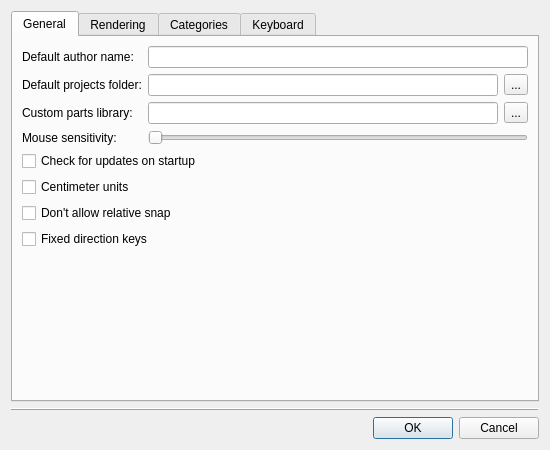
Qt form qt/lc_qpreferencesdialog.ui (ldraw-linux/leocad) before a commit.
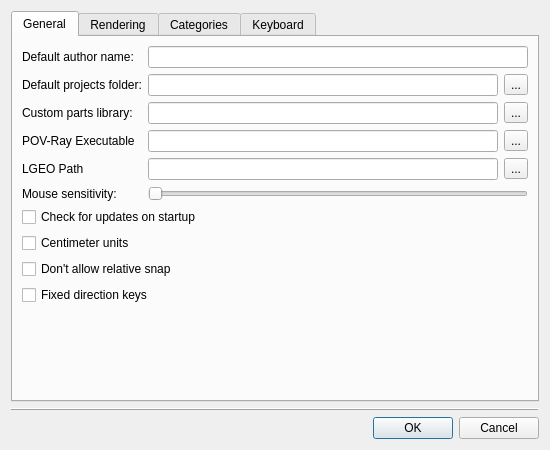
The same form after that commit.

Commit message: Added povray options to the preferences dialog.

What changed in the file:
```diff
--- a/qt/lc_qpreferencesdialog.ui
+++ b/qt/lc_qpreferencesdialog.ui
@@ -44,7 +44,7 @@
          </property>
         </widget>
        </item>
-       <item row="5" column="0">
+       <item row="7" column="0">
         <widget class="QLabel" name="label_6">
          <property name="text">
           <string>Mouse sensitivity:</string>
@@ -54,7 +54,7 @@
          </property>
         </widget>
        </item>
-       <item row="5" column="1">
+       <item row="7" column="1">
         <widget class="QSlider" name="mouseSensitivity">
          <property name="minimum">
           <number>1</number>
@@ -70,28 +70,28 @@
          </property>
         </widget>
        </item>
-       <item row="7" column="0" colspan="2">
+       <item row="9" column="0" colspan="2">
         <widget class="QCheckBox" name="checkForUpdates">
          <property name="text">
           <string>Check for updates on startup</string>
          </property>
         </widget>
        </item>
-       <item row="8" column="0" colspan="2">
+       <item row="10" column="0" colspan="2">
         <widget class="QCheckBox" name="centimeterUnits">
          <property name="text">
           <string>Centimeter units</string>
          </property>
         </widget>
        </item>
-       <item row="9" column="0" colspan="2">
+       <item row="11" column="0" colspan="2">
         <widget class="QCheckBox" name="noRelativeSnap">
          <property name="text">
           <string>Don't allow relative snap</string>
          </property>
         </widget>
        </item>
-       <item row="10" column="0" colspan="2">
+       <item row="12" column="0" colspan="2">
         <widget class="QCheckBox" name="fixedDirectionKeys">
          <property name="text">
           <string>Fixed direction keys</string>
@@ -139,6 +139,48 @@
        <item row="0" column="1">
         <widget class="QLineEdit" name="authorName"/>
        </item>
+       <item row="5" column="0">
+        <widget class="QLabel" name="label_8">
+         <property name="text">
+          <string>POV-Ray Executable</string>
+         </property>
+        </widget>
+       </item>
+       <item row="6" column="0">
+        <widget class="QLabel" name="label_9">
+         <property name="text">
+          <string>LGEO Path</string>
+         </property>
+        </widget>
+       </item>
+       <item row="5" column="1">
+        <layout class="QHBoxLayout" name="horizontalLayout_8">
+         <item>
+          <widget class="QLineEdit" name="povrayExecutable"/>
+         </item>
+         <item>
+          <widget class="QToolButton" name="povRayExecutableBrowse">
+           <property name="text">
+            <string>...</string>
+           </property>
+          </widget>
+         </item>
+        </layout>
+       </item>
+       <item row="6" column="1">
+        <layout class="QHBoxLayout" name="horizontalLayout_10">
+         <item>
+          <widget class="QLineEdit" name="lgeoPath"/>
+         </item>
+         <item>
+          <widget class="QToolButton" name="lgeoPathBrowse">
+           <property name="text">
+            <string>...</string>
+           </property>
+          </widget>
+         </item>
+        </layout>
+       </item>
       </layout>
      </widget>
      <widget class="QWidget" name="tabRendering">
```
Left out of the diff: 5 changed lines with no effect on the pictures. The commit also changes 4 other files.
